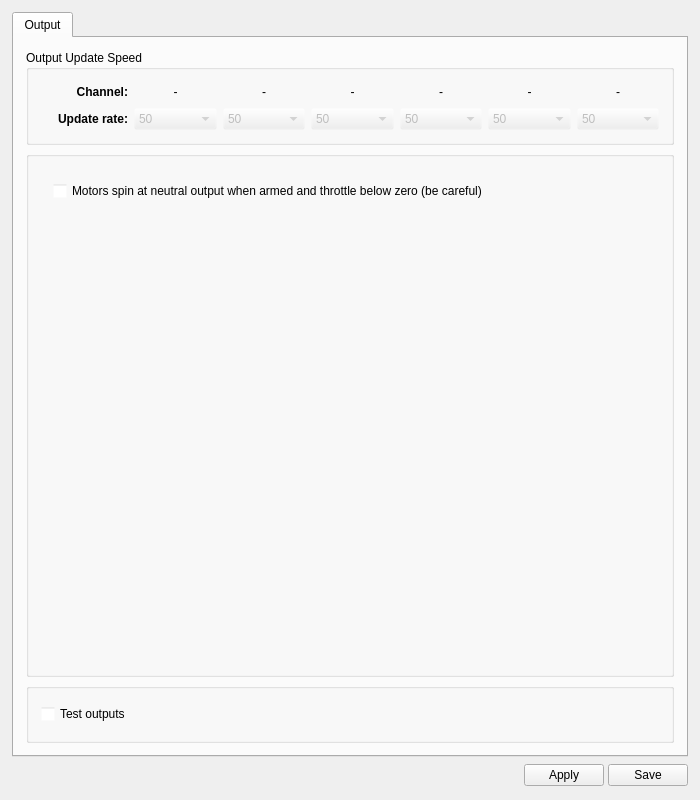
openpilot/OpenPilot, file ground/openpilotgcs/src/plugins/config/output.ui: the form before one commit.
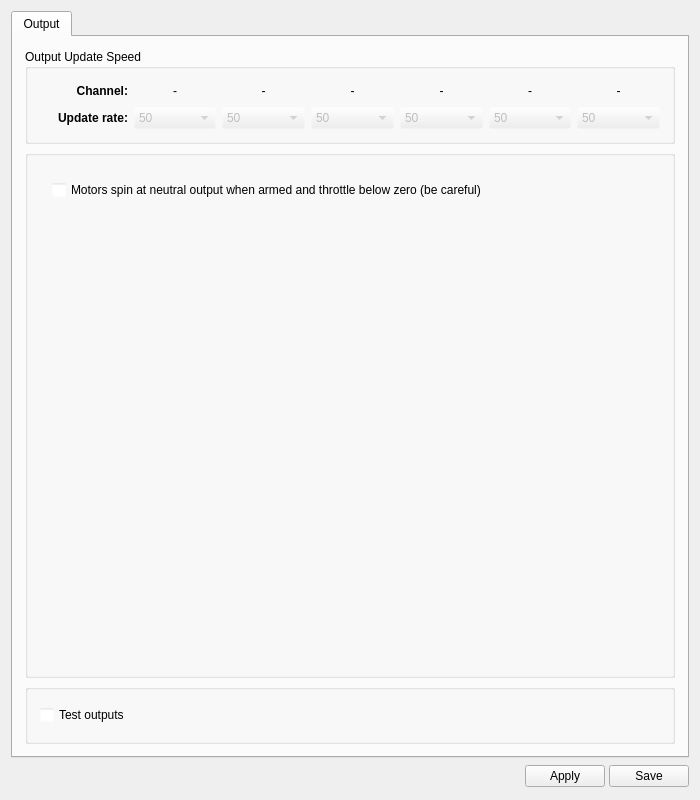
The form after the commit. Icons and pictures are not drawn.

Commit message: OP-1088 Phase two, clean up the code behind the GUI.

```diff
--- a/ground/openpilotgcs/src/plugins/config/output.ui
+++ b/ground/openpilotgcs/src/plugins/config/output.ui
@@ -14,18 +14,6 @@
    <string>Form</string>
   </property>
   <layout class="QVBoxLayout" name="verticalLayout_2">
-   <property name="leftMargin">
-    <number>12</number>
-   </property>
-   <property name="topMargin">
-    <number>12</number>
-   </property>
-   <property name="rightMargin">
-    <number>12</number>
-   </property>
-   <property name="bottomMargin">
-    <number>12</number>
-   </property>
    <item>
     <widget class="QTabWidget" name="tabWidget">
      <property name="tabShape">
@@ -134,8 +122,8 @@
            <rect>
             <x>0</x>
             <y>0</y>
-            <width>670</width>
-            <height>717</height>
+            <width>678</width>
+            <height>720</height>
            </rect>
           </property>
           <layout class="QVBoxLayout" name="verticalLayout_3">
```
The commit also changes 6 other files.
